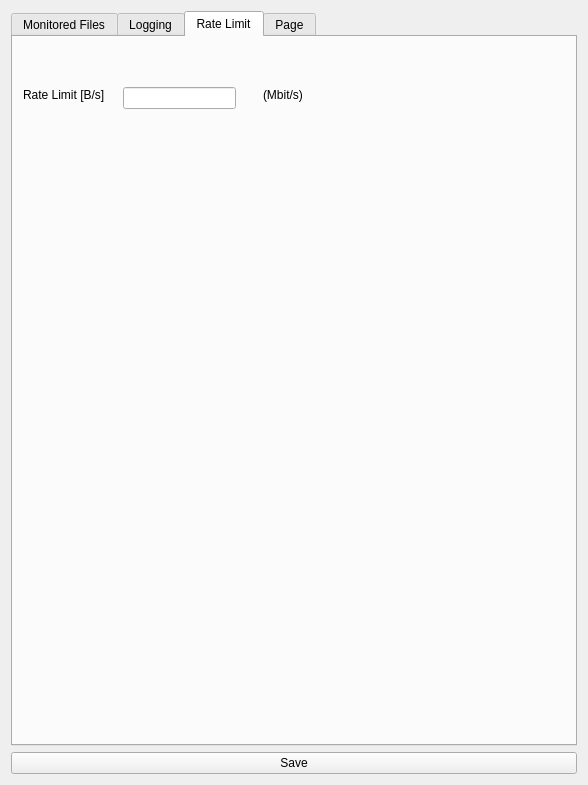
This is OneDriveGUI/ui/profile_settings_page.ui in bpozdena/OneDriveGUI as Qt 5 draws it before an edit. The edited form follows.
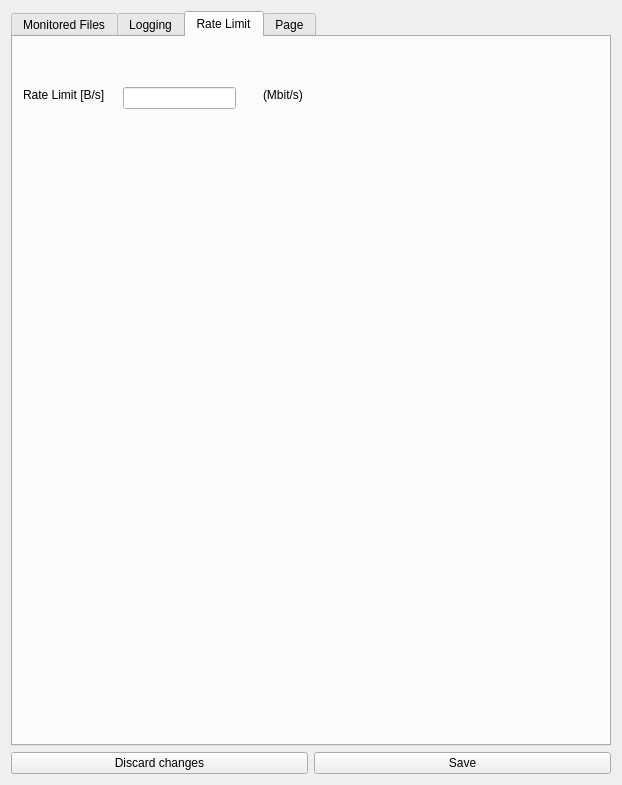
This is the edited form.

Commit message: added option to save changes to all profiles

What changed in the file:
```diff
--- a/OneDriveGUI/ui/profile_settings_page.ui
+++ b/OneDriveGUI/ui/profile_settings_page.ui
@@ -18,6 +18,12 @@
     <layout class="QVBoxLayout" name="verticalLayout">
      <item>
       <widget class="QTabWidget" name="tabWidget">
+       <property name="minimumSize">
+        <size>
+         <width>600</width>
+         <height>600</height>
+        </size>
+       </property>
        <property name="currentIndex">
         <number>2</number>
        </property>
@@ -226,7 +232,7 @@
           <rect>
            <x>250</x>
            <y>50</y>
-           <width>71</width>
+           <width>141</width>
            <height>16</height>
           </rect>
          </property>
@@ -245,11 +251,22 @@
     </layout>
    </item>
    <item>
+    <layout class="QHBoxLayout" name="horizontalLayout">
+     <item>
+      <widget class="QPushButton" name="pushButton">
+       <property name="text">
+        <string>Discard changes</string>
+       </property>
+      </widget>
+     </item>
+     <item>
     <widget class="QPushButton" name="pushButton_13">
      <property name="text">
       <string>Save</string>
      </property>
     </widget>
+     </item>
+    </layout>
    </item>
   </layout>
  </widget>
```
Lines whose indentation alone changed are shown as unchanged. The commit also changes 4 other files.
